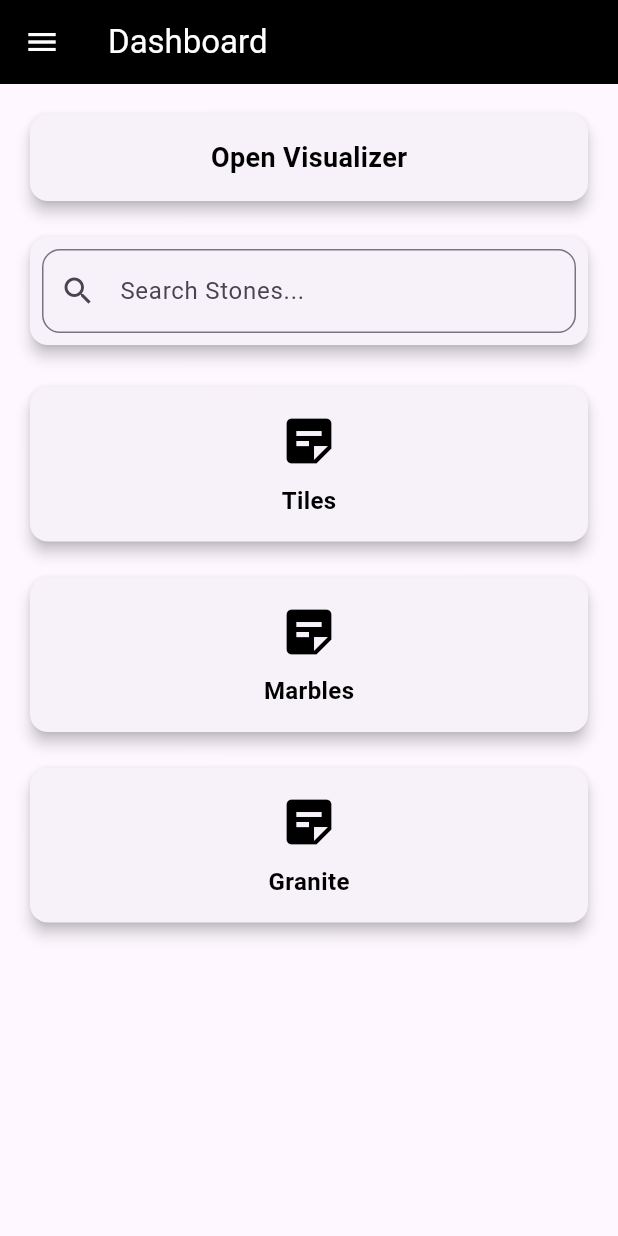
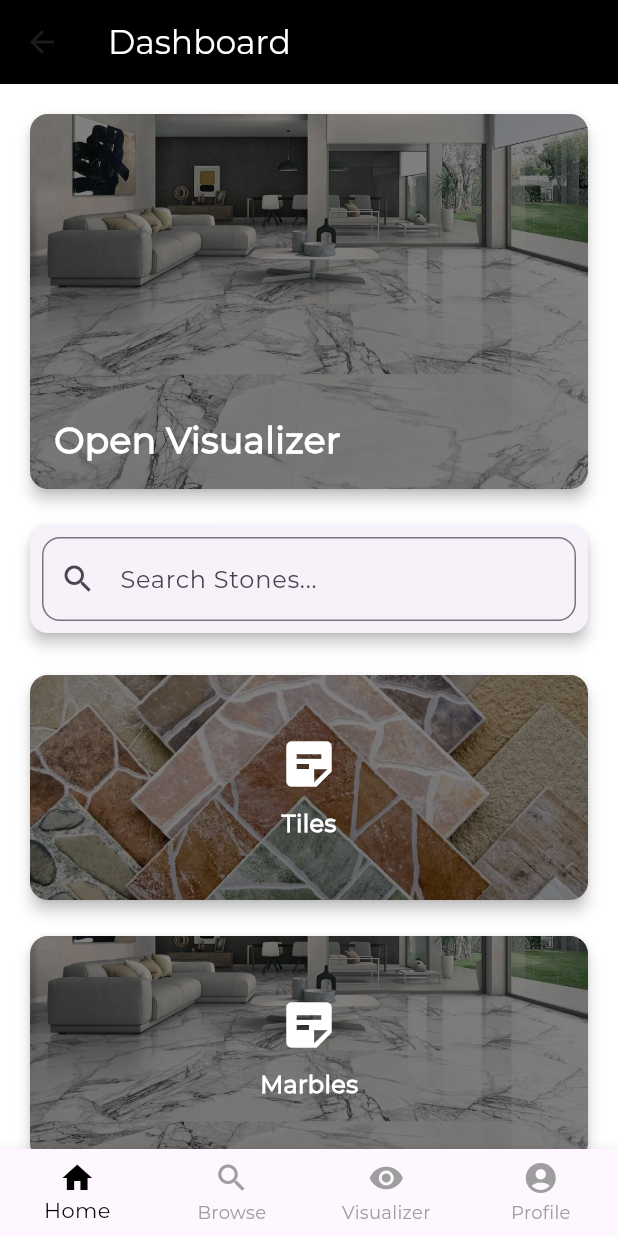
Before and after one commit to AdarshBajracharya/Infinistone, a Flutter app: the DashboardView screen opened by its route, on a phone screen of 412 x 824 dp. Run offline on Flutter 3.47's test engine with Material 3 defaults, Android fonts, the phone set to English and light mode, and no system bars.

Commit message:
dashbaord changes and theme

```diff
--- a/lib/main.dart
+++ b/lib/main.dart
@@ -1,5 +1,6 @@
 import 'package:flutter/material.dart';
-import 'package:infinistone/common/splash_screen.dart';
+import 'package:infinistone/core/app_theme/app_theme.dart';
+import 'package:infinistone/core/common/splash_screen.dart';
 import 'package:infinistone/view/dashboard_view.dart';
 import 'package:infinistone/view/login_view.dart';
 import 'package:infinistone/view/onboarding_screen.dart';
@@ -17,6 +18,7 @@ class MyApp extends StatelessWidget {
     return MaterialApp(
       debugShowCheckedModeBanner: false,
       initialRoute: '/',
+      theme: getApplicationTheme(),
       routes: {
         '/': (context) => const SplashScreen(),
         '/onboarding': (context) => const OnboardingScreen(),
--- a/lib/view/dashboard_view.dart
+++ b/lib/view/dashboard_view.dart
@@ -1,67 +1,80 @@
 import 'package:flutter/material.dart';
 
-class DashboardView extends StatelessWidget {
-  DashboardView({super.key});
+class DashboardView extends StatefulWidget {
+  const DashboardView({super.key});
 
-  final GlobalKey<ScaffoldState> _scaffoldKey = GlobalKey<ScaffoldState>();
+  @override
+  _DashboardViewState createState() => _DashboardViewState();
+}
+
+class _DashboardViewState extends State<DashboardView> {
+  int _selectedIndex = 0;
+
+  final List<Widget> _pages = [
+    const HomePage(),
+    const BrowseStonesPage(),
+    const VisualizerPage(),
+    const ProfilePage(),
+  ];
+
+  void _onItemTapped(int index) {
+    setState(() {
+      _selectedIndex = index;
+    });
+  }
 
   @override
   Widget build(BuildContext context) {
     return Scaffold(
-      key: _scaffoldKey,
       appBar: AppBar(
-        title: const Text(
-          "Dashboard",
-          style: TextStyle(color: Colors.white),
+        title: Text(
+          _selectedIndex == 0
+              ? "Dashboard"
+              : _selectedIndex == 1
+                  ? "Browse Stones"
+                  : _selectedIndex == 2
+                      ? "Visualizer"
+                      : "Profile",
+          style: const TextStyle(color: Colors.white),
         ),
         backgroundColor: Colors.black,
-        leading: IconButton(
-          icon: const Icon(Icons.menu, color: Colors.white),
-          onPressed: () {
-            _scaffoldKey.currentState?.openDrawer();
-          },
       ),
+      body: _pages[_selectedIndex],
+      bottomNavigationBar: BottomNavigationBar(
+        type: BottomNavigationBarType.fixed,
+        currentIndex: _selectedIndex,
+        selectedItemColor: Colors.black,
+        unselectedItemColor: Colors.grey,
+        items: const [
+          BottomNavigationBarItem(
+            icon: Icon(Icons.home),
+            label: "Home",
           ),
-      drawer: Drawer(
-        child: ListView(
-          padding: const EdgeInsets.all(0),
-          children: [
-            const DrawerHeader(
-              decoration: BoxDecoration(
-                color: Colors.black,
+          BottomNavigationBarItem(
+            icon: Icon(Icons.search),
+            label: "Browse",
           ),
-              child: Text(
-                "Menu",
-                style: TextStyle(
-                  color: Colors.white,
-                  fontSize: 24,
+          BottomNavigationBarItem(
+            icon: Icon(Icons.remove_red_eye),
+            label: "Visualizer",
           ),
-              ),
-            ),
-            ListTile(
-              leading: const Icon(Icons.home),
-              title: const Text("Home"),
-              onTap: () {},
-            ),
-            ListTile(
-              leading: const Icon(Icons.search),
-              title: const Text("Browse Stones"),
-              onTap: () {},
-            ),
-            ListTile(
-              leading: const Icon(Icons.remove_red_eye),
-              title: const Text("Visualizer"),
-              onTap: () {},
-            ),
-            ListTile(
-              leading: const Icon(Icons.account_circle),
-              title: const Text("Profile"),
-              onTap: () {},
+          BottomNavigationBarItem(
+            icon: Icon(Icons.account_circle),
+            label: "Profile",
           ),
         ],
+        onTap: _onItemTapped,
       ),
-      ),
-      body: SingleChildScrollView(
+    );
+  }
+}
+
+class HomePage extends StatelessWidget {
+  const HomePage({super.key});
+
+  @override
+  Widget build(BuildContext context) {
+    return SingleChildScrollView(
       child: Padding(
         padding: const EdgeInsets.all(16.0),
         child: Column(
@@ -76,17 +89,38 @@ class DashboardView extends StatelessWidget {
                 onTap: () {
                   Navigator.pushNamed(context, '/login');
                 },
-                  child: const Padding(
-                    padding: EdgeInsets.all(16.0),
-                    child: Center(
+                child: Container(
+                  height: 250, // Made the card larger
+                  decoration: BoxDecoration(
+                    borderRadius: BorderRadius.circular(12),
+                    image: const DecorationImage(
+                      image: AssetImage(
+                          "assets/images/marbles.jpg"), // Marble-like background
+                      fit: BoxFit.cover,
+                    ),
+                  ),
+                  child: Stack(
+                    children: [
+                      Container(
+                        decoration: BoxDecoration(
+                          borderRadius: BorderRadius.circular(12),
+                          color: Colors.black.withOpacity(0.5),
+                        ),
+                      ),
+                      const Positioned(
+                        bottom: 16,
+                        left: 16,
                         child: Text(
                           "Open Visualizer",
                           style: TextStyle(
-                          color: Colors.black,
-                          fontSize: 18,
+                            color: Colors.white,
+                            fontSize: 24,
                             fontWeight: FontWeight.bold,
                           ),
+                          textAlign: TextAlign.left, // Align text to the left
                         ),
+                      ),
+                    ],
                   ),
                 ),
               ),
@@ -111,19 +145,18 @@ class DashboardView extends StatelessWidget {
               ),
             ),
             const SizedBox(height: 20),
-              _categoryCard("Tiles", Icons.sticky_note_2),
+            _categoryCard("Tiles", "assets/images/tiles.png"),
             const SizedBox(height: 16),
-              _categoryCard("Marbles", Icons.sticky_note_2),
+            _categoryCard("Marbles", "assets/images/marbles.jpg"),
             const SizedBox(height: 16),
-              _categoryCard("Granite", Icons.sticky_note_2),
+            _categoryCard("Granite", "assets/images/granite.jpg"),
           ],
-          ),
         ),
       ),
     );
   }
 
-  Widget _categoryCard(String label, IconData icon) {
+  Widget _categoryCard(String label, String assetPath) {
     return Card(
       elevation: 4,
       shape: RoundedRectangleBorder(
@@ -131,19 +164,39 @@ class DashboardView extends StatelessWidget {
       ),
       child: InkWell(
         onTap: () {},
-        child: Padding(
-          padding: const EdgeInsets.all(16.0),
+        child: Container(
+          height: 150,
+          decoration: BoxDecoration(
+            borderRadius: BorderRadius.circular(12),
+            image: DecorationImage(
+              image: AssetImage(assetPath),
+              fit: BoxFit.cover,
+            ),
+          ),
+          child: Stack(
+            children: [
+              Container(
+                decoration: BoxDecoration(
+                  borderRadius: BorderRadius.circular(12),
+                  color: Colors.black.withOpacity(0.5),
+                ),
+              ),
+              Center(
                 child: Column(
                   mainAxisAlignment: MainAxisAlignment.center,
                   children: [
-              Icon(icon, size: 40, color: Colors.black),
+                    const Icon(Icons.sticky_note_2,
+                        size: 40, color: Colors.white),
                     const SizedBox(height: 8),
                     Text(
                       label,
                       style: const TextStyle(
                         fontSize: 16,
                         fontWeight: FontWeight.w600,
-                  color: Colors.black,
+                        color: Colors.white,
+                      ),
+                    ),
+                  ],
                 ),
               ),
             ],
@@ -153,3 +206,45 @@ class DashboardView extends StatelessWidget {
     );
   }
 }
+
+class BrowseStonesPage extends StatelessWidget {
+  const BrowseStonesPage({super.key});
+
+  @override
+  Widget build(BuildContext context) {
+    return const Center(
+      child: Text(
+        "Browse Page",
+        style: TextStyle(fontSize: 24, fontWeight: FontWeight.bold),
+      ),
+    );
+  }
+}
+
+class VisualizerPage extends StatelessWidget {
+  const VisualizerPage({super.key});
+
+  @override
+  Widget build(BuildContext context) {
+    return const Center(
+      child: Text(
+        "Visualizer Page",
+        style: TextStyle(fontSize: 24, fontWeight: FontWeight.bold),
+      ),
+    );
+  }
+}
+
+class ProfilePage extends StatelessWidget {
+  const ProfilePage({super.key});
+
+  @override
+  Widget build(BuildContext context) {
+    return const Center(
+      child: Text(
+        "Profile Page",
+        style: TextStyle(fontSize: 24, fontWeight: FontWeight.bold),
+      ),
+    );
+  }
+}
```
Also changed, not shown: lib/core/app_theme/app_theme.dart (added, +21 -0 lines), lib/view/login_view.dart (+8 -4 lines), lib/view/onboarding_screen.dart (+35 -19 lines), pubspec.yaml (+12 -4 lines), assets/fonts/JosefinSans-Light.ttf (added), assets/fonts/JosefinSans-Medium.ttf (added), assets/fonts/JosefinSans-SemiBold.ttf (added), assets/fonts/Montserrat-Bold.ttf (added), assets/fonts/Montserrat-Italic.ttf (added), assets/fonts/Montserrat-Regular.ttf (added), assets/images/granite.jpg (added), assets/images/marbles.jpg (added), assets/images/tiles.png (added), lib/core/common/my_snackbar.dart (renamed from lib/common/my_snackbar.dart), 2 more files. Lines whose indentation alone changed are shown as unchanged.
